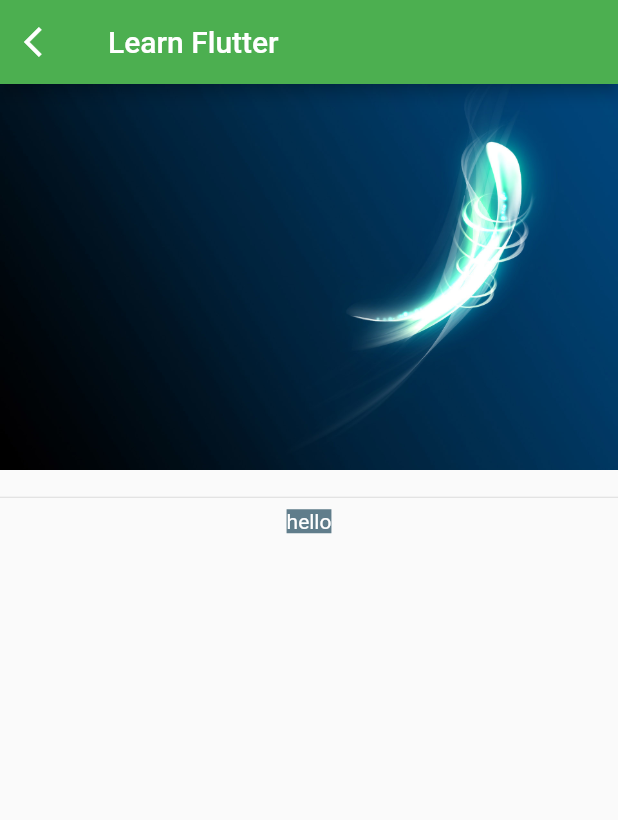
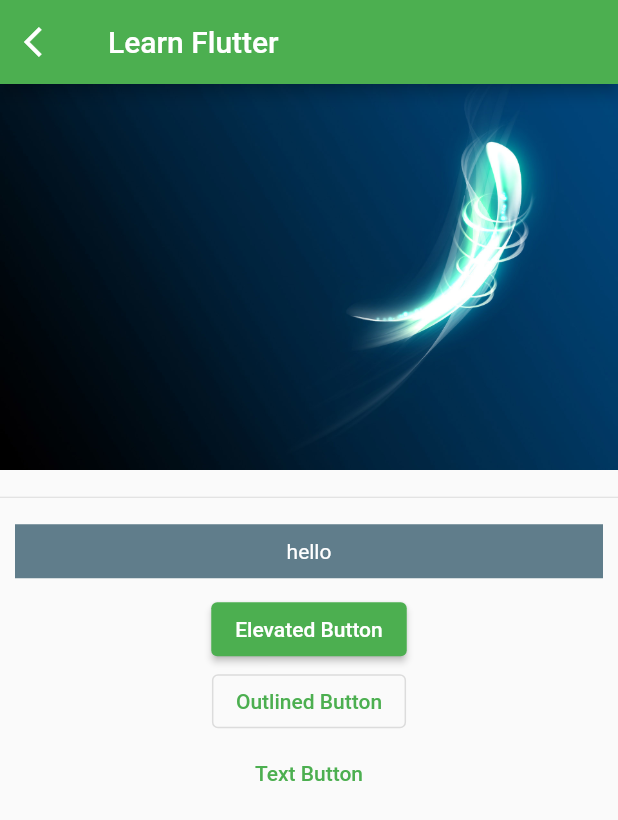
Before and after one commit to ShadrackOngera/flutter_mapp_one, a Flutter app: the LearnFlutterPage screen opened directly, on a phone screen of 412 x 824 dp. Shown: the top 820 px of the screen. Run offline on Flutter 3.47's test engine with Material 2 defaults, Android fonts, the phone set to English and light mode, and no system bars.

Commit message:
Flutter buttons

```diff
--- a/lib/learn_flutter_page.dart
+++ b/lib/learn_flutter_page.dart
@@ -29,12 +29,35 @@ class _LearnFlutterPageState extends State<LearnFlutterPage> {
           ),
           const Divider(),
           Container(
+            margin: const EdgeInsets.all(10.0),
+            padding: const EdgeInsets.all(10.0),
             color: Colors.blueGrey,
-            child: const Text(
-              'hello',
-              style: TextStyle(color: Colors.white),
+            width: double.infinity,
+            child: const Center(
+              child: Text(
+                'hello',
+                style: TextStyle(color: Colors.white),
+              ),
             ),
-          )
+          ),
+          ElevatedButton(
+            onPressed: () {
+              debugPrint('elevated button');
+            },
+            child: const Text('Elevated Button'),
+          ),
+          OutlinedButton(
+            onPressed: () {
+              debugPrint('OutlinedButton button');
+            },
+            child: const Text('Outlined Button'),
+          ),
+          TextButton(
+            onPressed: () {
+              debugPrint('TextButton button');
+            },
+            child: const Text('Text Button'),
+          ),
         ],
       ),
     );
```
